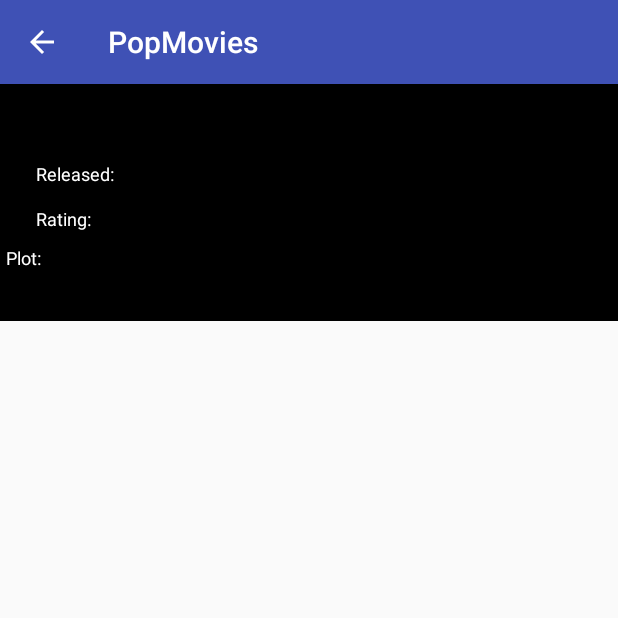
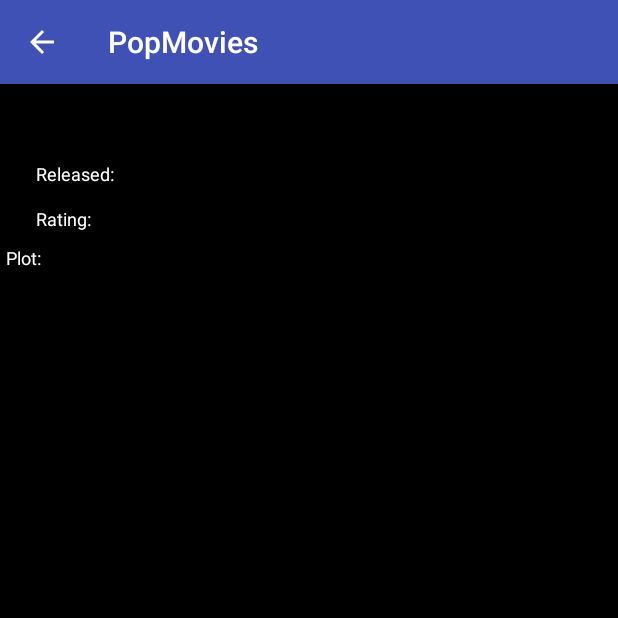
Before and after one commit to jarst/PopMovies, an Android app: the DetailActivity screen opened directly, with no data from a screen before it, on a phone screen of 412 x 824 dp, the top half of it. Run offline under Robolectric (Android 15) with nearby library versions, the phone set to English and light mode, and no system bars; our stand-ins replace Picasso.

Commit message:
Set background color on Details ScrollView

```diff
--- a/app/src/main/res/layout/activity_detail.xml
+++ b/app/src/main/res/layout/activity_detail.xml
@@ -3,13 +3,13 @@
     xmlns:android="http://schemas.android.com/apk/res/android"
     xmlns:tools="http://schemas.android.com/tools"
     android:layout_width="match_parent"
-    android:layout_height="match_parent">
+    android:layout_height="match_parent"
+    android:background="@color/background">
 
     <LinearLayout
         android:orientation="vertical"
         android:layout_width="match_parent"
-        android:layout_height="wrap_content"
-        android:background="@color/background">
+        android:layout_height="wrap_content">
 
         <TextView
             android:id="@+id/movie_title"
```
